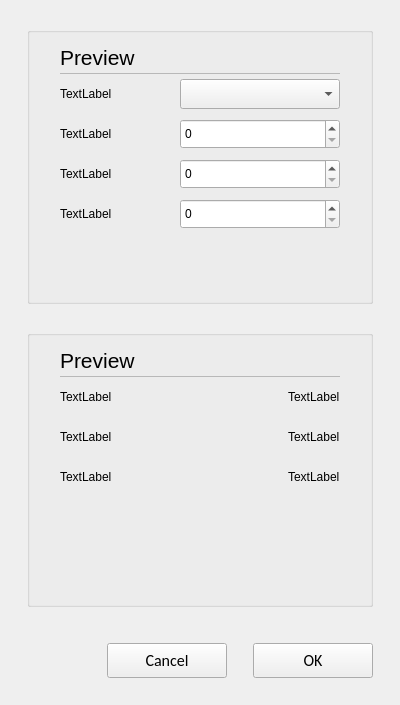
Above: opensyde_tool/src/system_definition/node_edit/C_SdNdeProgrammingOptions.ui from openSYDE/openSYDE before the change. Below: the same form after it.
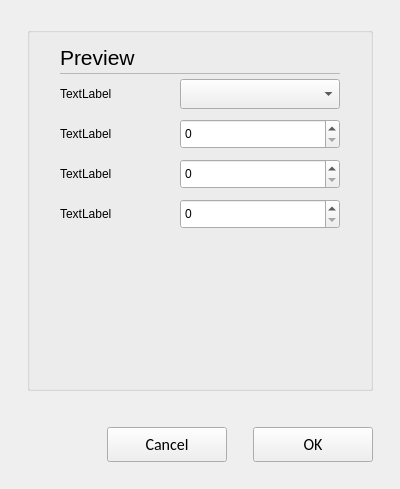
That is the form after the change. Custom widgets are drawn as their Qt base class.

The edit to the form file:
```diff
--- a/opensyde_tool/src/system_definition/node_edit/C_SdNdeProgrammingOptions.ui
+++ b/opensyde_tool/src/system_definition/node_edit/C_SdNdeProgrammingOptions.ui
@@ -7,7 +7,7 @@
     <x>0</x>
     <y>0</y>
     <width>400</width>
-    <height>705</height>
+    <height>489</height>
    </rect>
   </property>
   <property name="windowTitle">
@@ -303,232 +303,6 @@
      </layout>
     </widget>
    </item>
-   <item>
-    <spacer name="pc_VerticalSpacerButtonsObove_2">
-     <property name="orientation">
-      <enum>Qt::Vertical</enum>
-     </property>
-     <property name="sizeType">
-      <enum>QSizePolicy::Fixed</enum>
-     </property>
-     <property name="sizeHint" stdset="0">
-      <size>
-       <width>20</width>
-       <height>20</height>
-      </size>
-     </property>
-    </spacer>
-   </item>
-   <item>
-    <widget class="stw_opensyde_gui_elements::C_OgeGbx" name="pc_GroupBoxGeneral_4">
-     <property name="title">
-      <string/>
-     </property>
-     <layout class="QVBoxLayout" name="verticalLayout_5" stretch="0,0,0,0,0,1">
-      <property name="spacing">
-       <number>0</number>
-      </property>
-      <property name="leftMargin">
-       <number>30</number>
-      </property>
-      <property name="rightMargin">
-       <number>30</number>
-      </property>
-      <property name="bottomMargin">
-       <number>13</number>
-      </property>
-      <item>
-       <layout class="QHBoxLayout" name="horizontalLayout_6" stretch="0,1">
-        <property name="spacing">
-         <number>6</number>
-        </property>
-        <item>
-         <widget class="stw_opensyde_gui_elements::C_OgeLabHeadingGroupBold" name="pc_LabelCPD">
-          <property name="minimumSize">
-           <size>
-            <width>0</width>
-            <height>30</height>
-           </size>
-          </property>
-          <property name="maximumSize">
-           <size>
-            <width>16777215</width>
-            <height>30</height>
-           </size>
-          </property>
-          <property name="font">
-           <font>
-            <family>Segoe UI</family>
-            <pointsize>16</pointsize>
-           </font>
-          </property>
-          <property name="text">
-           <string>Preview</string>
-          </property>
-         </widget>
-        </item>
-        <item>
-         <spacer name="horizontalSpacer_8">
-          <property name="orientation">
-           <enum>Qt::Horizontal</enum>
-          </property>
-          <property name="sizeHint" stdset="0">
-           <size>
-            <width>40</width>
-            <height>1</height>
-           </size>
-          </property>
-         </spacer>
-        </item>
-       </layout>
-      </item>
-      <item>
-       <layout class="QHBoxLayout" name="horizontalLayout_19" stretch="0">
-        <property name="spacing">
-         <number>0</number>
-        </property>
-        <property name="topMargin">
-         <number>1</number>
-        </property>
-        <property name="rightMargin">
-         <number>0</number>
-        </property>
-        <property name="bottomMargin">
-         <number>0</number>
-        </property>
-        <item>
-         <widget class="stw_opensyde_gui_elements::C_OgeFrameSeparator" name="pc_Frame_2">
-          <property name="minimumSize">
-           <size>
-            <width>0</width>
-            <height>1</height>
-           </size>
-          </property>
-          <property name="maximumSize">
-           <size>
-            <width>16777215</width>
-            <height>1</height>
-           </size>
-          </property>
-          <property name="frameShape">
-           <enum>QFrame::StyledPanel</enum>
-          </property>
-          <property name="frameShadow">
-           <enum>QFrame::Raised</enum>
-          </property>
-         </widget>
-        </item>
-       </layout>
-      </item>
-      <item>
-       <layout class="QHBoxLayout" name="horizontalLayout_7">
-        <item>
-         <widget class="stw_opensyde_gui_elements::C_OgeLabGroupItem" name="pc_LabelOL2">
-          <property name="text">
-           <string>TextLabel</string>
-          </property>
-         </widget>
-        </item>
-        <item>
-         <spacer name="horizontalSpacer_6">
-          <property name="orientation">
-           <enum>Qt::Horizontal</enum>
-          </property>
-          <property name="sizeHint" stdset="0">
-           <size>
-            <width>40</width>
-            <height>40</height>
-           </size>
-          </property>
-         </spacer>
-        </item>
-        <item>
-         <widget class="stw_opensyde_gui_elements::C_OgeLabGroupItemValue" name="pc_LabelOL2Value">
-          <property name="text">
-           <string>TextLabel</string>
-          </property>
-         </widget>
-        </item>
-       </layout>
-      </item>
-      <item>
-       <layout class="QHBoxLayout" name="horizontalLayout_8">
-        <item>
-         <widget class="stw_opensyde_gui_elements::C_OgeLabGroupItem" name="pc_LabelEEPD">
-          <property name="text">
-           <string>TextLabel</string>
-          </property>
-         </widget>
-        </item>
-        <item>
-         <spacer name="horizontalSpacer_10">
-          <property name="orientation">
-           <enum>Qt::Horizontal</enum>
-          </property>
-          <property name="sizeHint" stdset="0">
-           <size>
-            <width>40</width>
-            <height>40</height>
-           </size>
-          </property>
-         </spacer>
-        </item>
-        <item>
-         <widget class="stw_opensyde_gui_elements::C_OgeLabGroupItemValue" name="pc_LabelEEPDValue">
-          <property name="text">
-           <string>TextLabel</string>
-          </property>
-         </widget>
-        </item>
-       </layout>
-      </item>
-      <item>
-       <layout class="QHBoxLayout" name="horizontalLayout_9">
-        <item>
-         <widget class="stw_opensyde_gui_elements::C_OgeLabGroupItem" name="pc_LabelEOPD">
-          <property name="text">
-           <string>TextLabel</string>
-          </property>
-         </widget>
-        </item>
-        <item>
-         <spacer name="horizontalSpacer_11">
-          <property name="orientation">
-           <enum>Qt::Horizontal</enum>
-          </property>
-          <property name="sizeHint" stdset="0">
-           <size>
-            <width>40</width>
-            <height>40</height>
-           </size>
-          </property>
-         </spacer>
-        </item>
-        <item>
-         <widget class="stw_opensyde_gui_elements::C_OgeLabGroupItemValue" name="pc_LabelEOPDValue">
-          <property name="text">
-           <string>TextLabel</string>
-          </property>
-         </widget>
-        </item>
-       </layout>
-      </item>
-      <item>
-       <spacer name="verticalSpacer_9">
-        <property name="orientation">
-         <enum>Qt::Vertical</enum>
-        </property>
-        <property name="sizeHint" stdset="0">
-         <size>
-          <width>20</width>
-          <height>40</height>
-         </size>
-        </property>
-       </spacer>
-      </item>
-     </layout>
-    </widget>
-   </item>
    <item>
     <spacer name="pc_VerticalSpacerButtonsObove">
      <property name="orientation">
@@ -676,11 +450,6 @@
    <header>C_OgeFrameSeparator.h</header>
    <container>1</container>
   </customwidget>
-  <customwidget>
-   <class>stw_opensyde_gui_elements::C_OgeLabGroupItemValue</class>
-   <extends>QLabel</extends>
-   <header>C_OgeLabGroupItemValue.h</header>
-  </customwidget>
   <customwidget>
    <class>stw_opensyde_gui_elements::C_OgePubDialog</class>
    <extends>QPushButton</extends>
```
